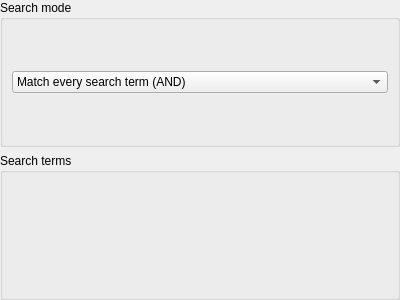
Above: src/smartplaylists/querysearchpage.ui from clementine-player/Clementine before the change. Below: the same form after it.
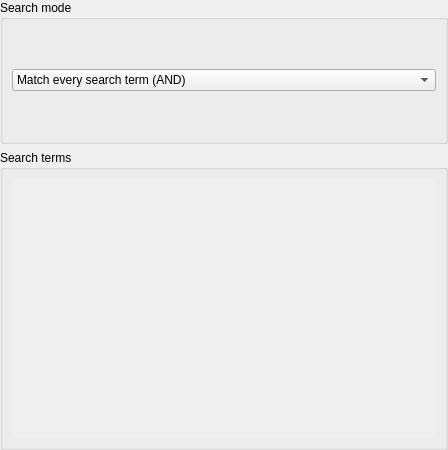
That is the form after the change.

Commit message: Display smart playlist query terms in a scrollable list instead of squishing them together when there are lots.  Fixes issue 1065

```diff
--- a/src/smartplaylists/querysearchpage.ui
+++ b/src/smartplaylists/querysearchpage.ui
@@ -6,10 +6,16 @@
    <rect>
     <x>0</x>
     <y>0</y>
-    <width>400</width>
-    <height>300</height>
+    <width>448</width>
+    <height>450</height>
    </rect>
   </property>
+  <property name="sizePolicy">
+   <sizepolicy hsizetype="Preferred" vsizetype="Fixed">
+    <horstretch>0</horstretch>
+    <verstretch>0</verstretch>
+   </sizepolicy>
+  </property>
   <property name="windowTitle">
    <string>Form</string>
   </property>
@@ -47,10 +53,76 @@
    </item>
    <item>
     <widget class="QGroupBox" name="terms_group">
+     <property name="sizePolicy">
+      <sizepolicy hsizetype="Preferred" vsizetype="Preferred">
+       <horstretch>0</horstretch>
+       <verstretch>0</verstretch>
+      </sizepolicy>
+     </property>
+     <property name="minimumSize">
+      <size>
+       <width>0</width>
+       <height>300</height>
+      </size>
+     </property>
      <property name="title">
       <string>Search terms</string>
      </property>
-     <layout class="QVBoxLayout" name="verticalLayout_5"/>
+     <layout class="QVBoxLayout" name="verticalLayout_5">
+      <property name="margin">
+       <number>9</number>
+      </property>
+      <item>
+       <widget class="QScrollArea" name="terms_scrollArea">
+        <property name="sizePolicy">
+         <sizepolicy hsizetype="Preferred" vsizetype="Preferred">
+          <horstretch>0</horstretch>
+          <verstretch>0</verstretch>
+         </sizepolicy>
+        </property>
+        <property name="frameShape">
+         <enum>QFrame::NoFrame</enum>
+        </property>
+        <property name="widgetResizable">
+         <bool>true</bool>
+        </property>
+        <widget class="QWidget" name="terms_scrollArea_content">
+         <property name="geometry">
+          <rect>
+           <x>0</x>
+           <y>0</y>
+           <width>422</width>
+           <height>264</height>
+          </rect>
+         </property>
+         <property name="sizePolicy">
+          <sizepolicy hsizetype="Preferred" vsizetype="Preferred">
+           <horstretch>0</horstretch>
+           <verstretch>0</verstretch>
+          </sizepolicy>
+         </property>
+         <layout class="QVBoxLayout" name="verticalLayout_2">
+          <property name="margin">
+           <number>0</number>
+          </property>
+          <item>
+           <spacer name="verticalSpacer">
+            <property name="orientation">
+             <enum>Qt::Vertical</enum>
+            </property>
+            <property name="sizeHint" stdset="0">
+             <size>
+              <width>20</width>
+              <height>40</height>
+             </size>
+            </property>
+           </spacer>
+          </item>
+         </layout>
+        </widget>
+       </widget>
+      </item>
+     </layout>
     </widget>
    </item>
   </layout>
```
The commit also changes 3 other files.
